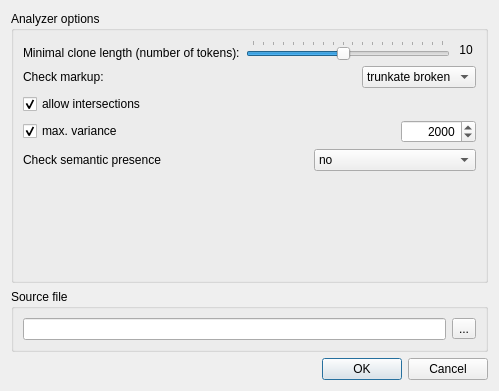
spbu-se/pldoctoolkit, file doc-clone-miner/qtui/element_miner_settings.ui: the form before one commit.
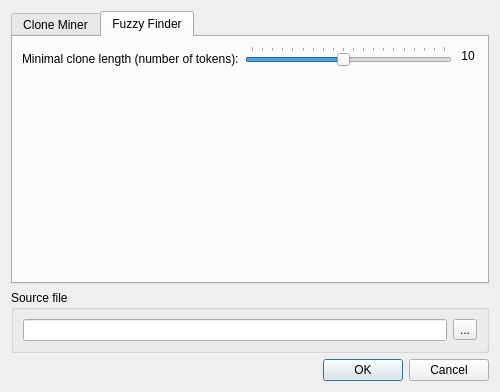
The form after the commit.

Commit message: Fuzzy Finder UI integration began

Diff of the .ui file:
```diff
--- a/doc-clone-miner/qtui/element_miner_settings.ui
+++ b/doc-clone-miner/qtui/element_miner_settings.ui
@@ -6,8 +6,8 @@
    <rect>
     <x>0</x>
     <y>0</y>
-    <width>499</width>
-    <height>391</height>
+    <width>500</width>
+    <height>392</height>
    </rect>
   </property>
   <property name="sizePolicy">
@@ -30,13 +30,15 @@
   </property>
   <layout class="QVBoxLayout" name="verticalLayout">
    <item>
-    <layout class="QHBoxLayout" name="horizontalLayout">
-     <item>
-      <widget class="QGroupBox" name="groupBox_2">
-       <property name="title">
-        <string>Analyzer options</string>
-       </property>
-       <layout class="QVBoxLayout" name="verticalLayout_2">
+    <widget class="QTabWidget" name="tabWidget">
+     <property name="currentIndex">
+      <number>1</number>
+     </property>
+     <widget class="QWidget" name="cloneMinerTab">
+      <attribute name="title">
+       <string>Clone Miner</string>
+      </attribute>
+      <layout class="QVBoxLayout" name="verticalLayout_3">
         <item>
          <layout class="QHBoxLayout" name="horizontalLayout_2">
           <item>
@@ -253,7 +255,7 @@
           </property>
           <property name="sizeHint" stdset="0">
            <size>
-            <width>17</width>
+           <width>20</width>
             <height>40</height>
            </size>
           </property>
@@ -261,8 +263,82 @@
         </item>
        </layout>
       </widget>
-     </item>
-    </layout>
+     <widget class="QWidget" name="fuzzyFinderTab">
+      <attribute name="title">
+       <string>Fuzzy Finder</string>
+      </attribute>
+      <layout class="QVBoxLayout" name="verticalLayout_4">
+       <item>
+        <layout class="QHBoxLayout" name="horizontalLayout_6">
+         <item>
+          <widget class="QLabel" name="label_5">
+           <property name="text">
+            <string>Minimal clone length (number of tokens):</string>
+           </property>
+           <property name="alignment">
+            <set>Qt::AlignBottom|Qt::AlignLeading|Qt::AlignLeft</set>
+           </property>
+          </widget>
+         </item>
+         <item>
+          <widget class="QSlider" name="slClLen_2">
+           <property name="minimum">
+            <number>1</number>
+           </property>
+           <property name="maximum">
+            <number>20</number>
+           </property>
+           <property name="value">
+            <number>10</number>
+           </property>
+           <property name="tracking">
+            <bool>true</bool>
+           </property>
+           <property name="orientation">
+            <enum>Qt::Horizontal</enum>
+           </property>
+           <property name="tickPosition">
+            <enum>QSlider::TicksAbove</enum>
+           </property>
+           <property name="tickInterval">
+            <number>1</number>
+           </property>
+          </widget>
+         </item>
+         <item>
+          <widget class="QLabel" name="lbClLen_2">
+           <property name="minimumSize">
+            <size>
+             <width>20</width>
+             <height>0</height>
+            </size>
+           </property>
+           <property name="text">
+            <string>10</string>
+           </property>
+           <property name="alignment">
+            <set>Qt::AlignCenter</set>
+           </property>
+          </widget>
+         </item>
+        </layout>
+       </item>
+       <item>
+        <spacer name="verticalSpacer_2">
+         <property name="orientation">
+          <enum>Qt::Vertical</enum>
+         </property>
+         <property name="sizeHint" stdset="0">
+          <size>
+           <width>20</width>
+           <height>40</height>
+          </size>
+         </property>
+        </spacer>
+       </item>
+      </layout>
+     </widget>
+    </widget>
    </item>
    <item>
     <widget class="QGroupBox" name="groupBox_3">
```
Lines whose indentation alone changed are shown as unchanged. The commit also changes 1 other file.
